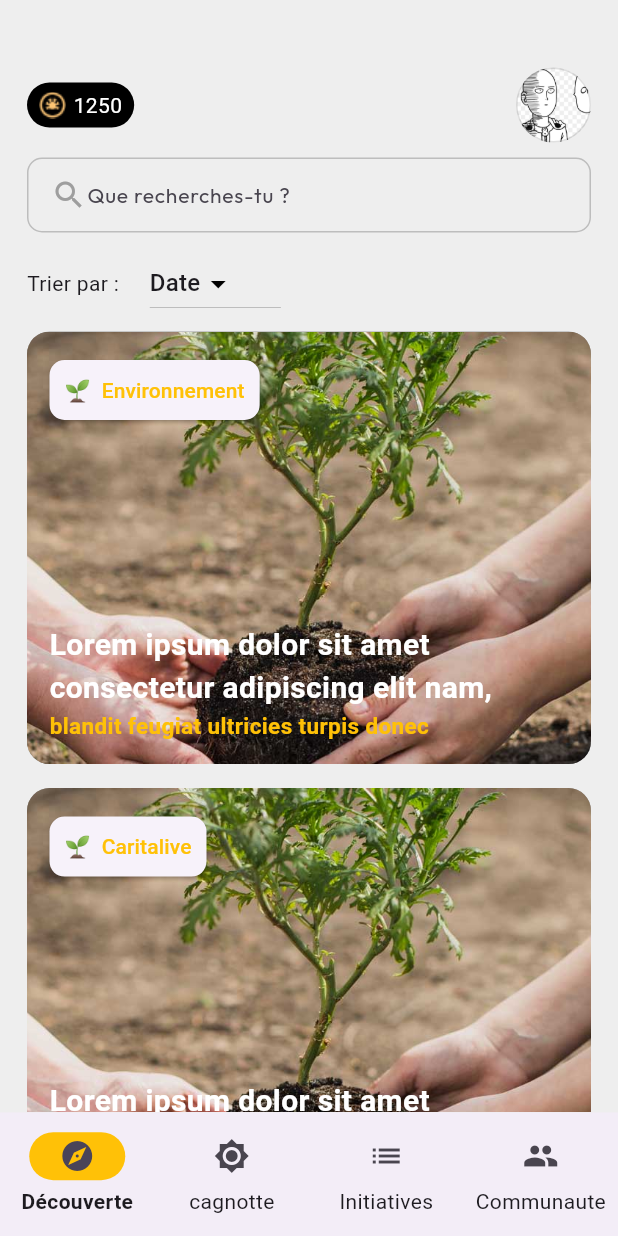
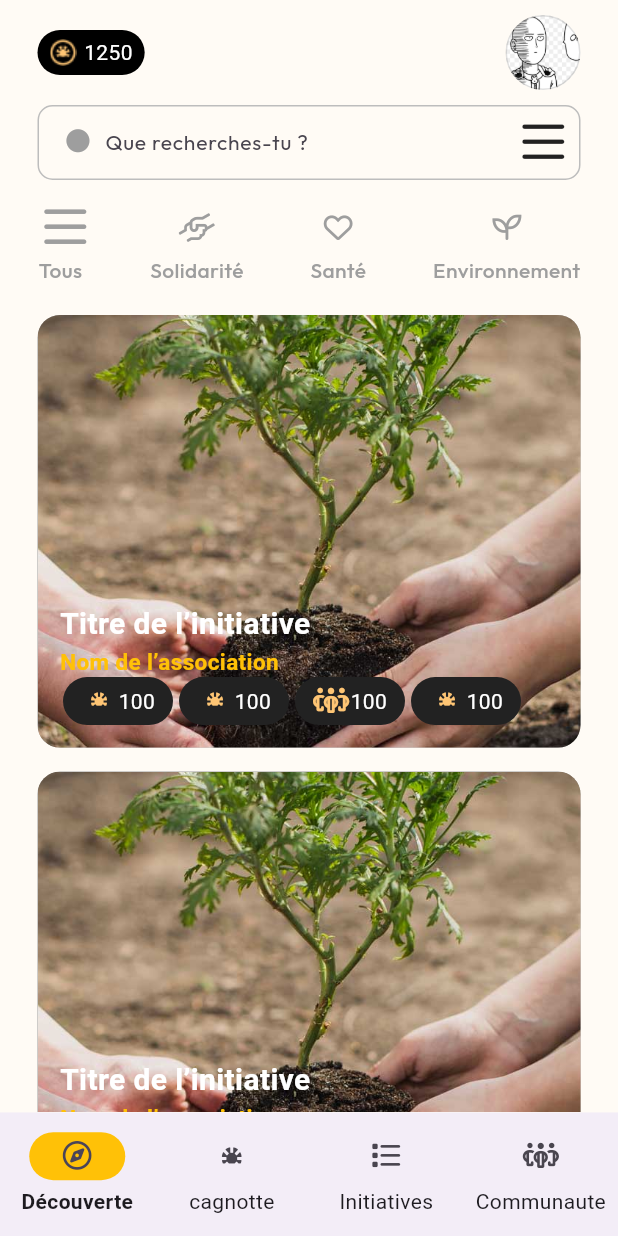
Before and after one commit to hllsebastian/alborada-demo, a Flutter app: the AlboradaPageView screen opened by its route, on a phone screen of 412 x 824 dp. Run offline on Flutter 3.47's test engine with Material 3 defaults, Android fonts, the phone set to English and light mode, and no system bars; our stand-ins replace google_fonts, smooth_page_indicator.

Commit message:
Updating UI

```diff
--- /dev/null
+++ b/lib/app/presentation/alborada_ui/icons/alborada_icons.dart
@@ -0,0 +1,46 @@
+/// Flutter icons MyFlutterApp
+/// Copyright (C) 2024 by original authors @ fluttericon.com, fontello.com
+/// This font was generated by FlutterIcon.com, which is derived from Fontello.
+///
+/// To use this font, place it in your fonts/ directory and include the
+/// following in your pubspec.yaml
+///
+/// flutter:
+///   fonts:
+///    - family:  MyFlutterApp
+///      fonts:
+///       - asset: fonts/MyFlutterApp.ttf
+///
+///
+///
+import 'package:flutter/widgets.dart';
+
+class AlboradaIcons {
+  AlboradaIcons._();
+
+  static const _kFontFam = 'AlboradaIcons';
+  static const String? _kFontPkg = null;
+
+  static const IconData health =
+      IconData(0xe800, fontFamily: _kFontFam, fontPackage: _kFontPkg);
+  static const IconData solidarity =
+      IconData(0xe801, fontFamily: _kFontFam, fontPackage: _kFontPkg);
+  static const IconData environement =
+      IconData(0xe802, fontFamily: _kFontFam, fontPackage: _kFontPkg);
+  static const IconData bars =
+      IconData(0xe803, fontFamily: _kFontFam, fontPackage: _kFontPkg);
+  static const IconData social =
+      IconData(0xe804, fontFamily: _kFontFam, fontPackage: _kFontPkg);
+  static const IconData list =
+      IconData(0xe805, fontFamily: _kFontFam, fontPackage: _kFontPkg);
+  static const IconData deseos =
+      IconData(0xe806, fontFamily: _kFontFam, fontPackage: _kFontPkg);
+  static const IconData compass =
+      IconData(0xe807, fontFamily: _kFontFam, fontPackage: _kFontPkg);
+  static const IconData search =
+      IconData(0xe808, fontFamily: _kFontFam, fontPackage: _kFontPkg);
+  static const IconData slidersHorizontal =
+      IconData(0xe809, fontFamily: _kFontFam, fontPackage: _kFontPkg);
+  static const IconData vector =
+      IconData(0xe80b, fontFamily: _kFontFam, fontPackage: _kFontPkg);
+}
--- a/lib/app/presentation/design/cards/initiative_action_card.dart
+++ b/lib/app/presentation/design/cards/initiative_action_card.dart
@@ -1,15 +1,16 @@
+import 'package:alborada_demo/app/presentation/alborada_ui/icons/alborada_icons.dart';
 import 'package:flutter/material.dart';
 
 class InitiativeActionCard extends StatelessWidget {
   const InitiativeActionCard({
     super.key,
     required this.type,
-    required this.description,
-    required this.phrase,
+    required this.initiativeName,
+    required this.associationName,
   });
   final String type;
-  final String description;
-  final String phrase;
+  final String initiativeName;
+  final String associationName;
 
   @override
   Widget build(BuildContext context) {
@@ -25,34 +26,86 @@ class InitiativeActionCard extends StatelessWidget {
         borderRadius: BorderRadius.circular(15),
         image: const DecorationImage(
           fit: BoxFit.cover,
-              image: AssetImage('assets/images/arbolito.jpg'))),
+          image: AssetImage('assets/images/arbolito.jpg'),
+        ),
+      ),
       child: Column(
         crossAxisAlignment: CrossAxisAlignment.start,
         children: [
-          ElevatedButton(
-            style: ElevatedButton.styleFrom(
-              padding: const EdgeInsets.symmetric(horizontal: 10),
-              shape: RoundedRectangleBorder(
-                borderRadius: BorderRadius.circular(10),
-              ),
-            ),
-            child: Text(
-              '🌱  $type',
-              style: const TextStyle(color: Colors.amber),
-            ),
-            onPressed: () {},
-          ),
+          // ElevatedButton(
+          //   style: ElevatedButton.styleFrom(
+          //     padding: const EdgeInsets.symmetric(horizontal: 10),
+          //     shape: RoundedRectangleBorder(
+          //       borderRadius: BorderRadius.circular(10),
+          //     ),
+          //   ),
+          //   child: Text(
+          //     '🌱  $type',
+          //     style: const TextStyle(color: Colors.amber),
+          //   ),
+          //   onPressed: () {},
+          // ),
           const Spacer(),
-          Text(description,
+          Text(
+            initiativeName,
             style: const TextStyle(
               color: Colors.white,
               fontSize: 20,
               fontWeight: FontWeight.bold,
-              )),
+            ),
+          ),
           Text(
-            phrase,
+            associationName,
             style: const TextStyle(
-                fontSize: 15, fontWeight: FontWeight.bold, color: Colors.amber),
+              fontSize: 15,
+              fontWeight: FontWeight.bold,
+              color: Colors.amber,
+            ),
+          ),
+          Row(
+            children: [
+              Row(
+                children: [
+                  _buildIconText(AlboradaIcons.deseos, '100'),
+                  // const SizedBox(width: 8),
+                  _buildIconText(AlboradaIcons.deseos, '100'),
+                  // const SizedBox(width: 8),
+                  _buildIconText(AlboradaIcons.social, '100'),
+                  // const SizedBox(width: 8),
+                  _buildIconText(AlboradaIcons.deseos, '100'),
+                  // _buildIconText(AlboradaIcons.deseos, '100'),
+                ],
+              ),
+            ],
+          ),
+        ],
+      ),
+    );
+  }
+
+  Widget _buildIconText(IconData icon, String text) {
+    return Container(
+      padding: const EdgeInsets.symmetric(vertical: 4, horizontal: 12),
+      margin: const EdgeInsets.symmetric(horizontal: 2),
+      decoration: BoxDecoration(
+        color: const Color(0xfff222222),
+        borderRadius: BorderRadius.circular(30),
+      ),
+      child: Row(
+        // mainAxisAlignment: MainAxisAlignment.spaceAround,
+        // mainAxisSize: MainAxisSize.min,
+        children: [
+          Icon(
+            icon,
+            // size: 20,
+            color: const Color(0xffffec574),
+          ),
+          const SizedBox(width: 1),
+          Text(
+            text,
+            style: const TextStyle(
+              color: Colors.white,
+            ),
           ),
         ],
       ),
--- a/lib/app/presentation/pages/alborada_page_view.dart
+++ b/lib/app/presentation/pages/alborada_page_view.dart
@@ -1,3 +1,4 @@
+import 'package:alborada_demo/app/presentation/alborada_ui/widgets/alborada_scaffold_widget.dart';
 import 'package:alborada_demo/app/presentation/pages/home/consts.dart';
 import 'package:flutter/material.dart';
 
@@ -12,8 +13,7 @@ class _AlboradaPageViewState extends State<AlboradaPageView> {
   int _selectedIndex = 0;
   @override
   Widget build(BuildContext context) {
-    return Scaffold(
-      backgroundColor: Colors.grey.shade200,
+    return AlboradaScaffoldWidget(
       bottomNavigationBar: NavigationBarTheme(
         data: NavigationBarThemeData(
             labelTextStyle: WidgetStateTextStyle.resolveWith((states) {
@@ -39,10 +39,7 @@ class _AlboradaPageViewState extends State<AlboradaPageView> {
           destinations: navigationBarItems,
         ),
       ),
-      body: Padding(
-        padding: const EdgeInsets.symmetric(horizontal: 18),
-        child: bodyWidget[_selectedIndex],
-      ),
+      body: bodyWidget[_selectedIndex],
     );
   }
 }
--- a/lib/app/presentation/pages/exchange/view/exchange_view.dart
+++ b/lib/app/presentation/pages/exchange/view/exchange_view.dart
@@ -9,7 +9,7 @@ class ExchangeView extends StatelessWidget {
     return ListView.builder(
       itemCount: 1,
       itemBuilder: (context, index) {
-        return ExchangeCard(
+        return const ExchangeCard(
           logo: 'logo',
           description: 'description',
           brand: 'brand',
--- a/lib/app/presentation/pages/home/consts.dart
+++ b/lib/app/presentation/pages/home/consts.dart
@@ -1,3 +1,4 @@
+import 'package:alborada_demo/app/presentation/alborada_ui/icons/alborada_icons.dart';
 import 'package:alborada_demo/app/presentation/pages/community/view/community_view.dart';
 import 'package:alborada_demo/app/presentation/pages/exchange/view/exchange_view.dart';
 import 'package:alborada_demo/app/presentation/pages/home/view/home_view.dart';
@@ -6,20 +7,39 @@ import 'package:flutter/material.dart' show Icon, Icons, NavigationDestination;
 
 const navigationBarItems = [
   NavigationDestination(
-    icon: Icon(Icons.explore),
+    icon: Icon(AlboradaIcons.compass),
     label: 'Découverte',
   ),
   NavigationDestination(
-    icon: Icon(Icons.brightness_7),
+    // TODO: Icon doesnt looks as the design
+    icon: Icon(size: 30, AlboradaIcons.deseos),
     label: 'cagnotte',
   ),
   NavigationDestination(
-    icon: Icon(Icons.list),
+    icon: Icon(AlboradaIcons.list),
     label: 'Initiatives',
   ),
   NavigationDestination(
-    icon: Icon(Icons.people),
+    icon: Icon(AlboradaIcons.social),
     label: 'Communaute',
+  ),
+];
+const tabItems = [
+  NavigationDestination(
+    icon: Icon(AlboradaIcons.bars),
+    label: 'Tous',
+  ),
+  NavigationDestination(
+    icon: Icon(AlboradaIcons.solidarity),
+    label: 'Solidarité',
+  ),
+  NavigationDestination(
+    icon: Icon(AlboradaIcons.health),
+    label: 'Santé',
+  ),
+  NavigationDestination(
+    icon: Icon(AlboradaIcons.environement),
+    label: 'Environnement',
   ),
 ];
 
--- a/lib/app/presentation/pages/home/view/find_initiative.dart
+++ b/lib/app/presentation/pages/home/view/find_initiative.dart
@@ -1,9 +1,7 @@
 part of 'home_view.dart';
 
 class _FindInitiative extends StatelessWidget {
-  const _FindInitiative({
-    super.key,
-  });
+  const _FindInitiative();
 
   @override
   Widget build(BuildContext context) {
@@ -14,13 +12,20 @@ class _FindInitiative extends StatelessWidget {
         decoration: InputDecoration(
           label: Row(children: [
             const Icon(
-              Icons.search,
+              // TODO: the icon it doesn't working out
+              AlboradaIcons.search,
               color: Colors.grey,
             ),
+            const SizedBox(width: 5),
             Text(
               AlboradaTexts.findInitiative,
               style: GoogleFonts.outfit(fontSize: 14),
-            )
+            ),
+            const Spacer(),
+            const Icon(
+              // TODO: the icon it doesn't working out
+              AlboradaIcons.bars,
+            ),
           ]),
           // border: OutlineInputBorder(
           //   borderRadius: BorderRadius.circular(5),
--- a/lib/app/presentation/pages/home/view/home_view.dart
+++ b/lib/app/presentation/pages/home/view/home_view.dart
@@ -1,12 +1,13 @@
+import 'package:alborada_demo/app/presentation/alborada_ui/icons/alborada_icons.dart';
 import 'package:alborada_demo/app/presentation/design/alborada_texts.dart';
 import 'package:alborada_demo/app/presentation/pages/home/widgets/Initiative_list.dart';
+import 'package:alborada_demo/app/presentation/pages/home/widgets/tabs.dart';
 import 'package:flutter/material.dart';
 import 'package:google_fonts/google_fonts.dart';
 
-// part 'alborada_navigation_bar.dart';
+part 'app_bar.dart';
+part 'find_initiative.dart';
 part 'find_initiative_by.dart';
-part 'find_initiative.dart';
-part 'app_bar.dart';
 
 class Homeview extends StatelessWidget {
   const Homeview({
@@ -17,10 +18,11 @@ class Homeview extends StatelessWidget {
   Widget build(BuildContext context) {
     return const Column(
       children: [
-        SizedBox(height: 45),
+        SizedBox(height: 10),
         _Appbar(),
         _FindInitiative(),
-        _FindInitiativeBy(),
+        Tabs(),
+        // _FindInitiativeBy(),
         InitiativeList(),
       ],
     );
--- a/lib/app/presentation/pages/home/widgets/initiative_list.dart
+++ b/lib/app/presentation/pages/home/widgets/initiative_list.dart
@@ -37,19 +37,19 @@ class InitiativeList extends StatelessWidget {
 
   @override
   Widget build(BuildContext context) {
-    return Expanded(
-      child: ListView.builder(
+    return ListView.builder(
+      shrinkWrap: true,
+      physics: const NeverScrollableScrollPhysics(),
       padding: EdgeInsets.zero,
       itemCount: listOfInitiatives.length,
       itemBuilder: (context, index) {
         final initiativeItem = listOfInitiatives[index];
         return InitiativeActionCard(
           type: initiativeItem.type,
-            description: initiativeItem.description,
-            phrase: initiativeItem.phrase,
+          initiativeName: 'Titre de l’initiative',
+          associationName: 'Nom de l’association',
         );
       },
-      ),
     );
   }
 }
--- /dev/null
+++ b/lib/app/presentation/pages/home/widgets/tabs.dart
@@ -0,0 +1,84 @@
+import 'package:alborada_demo/app/presentation/alborada_ui/icons/alborada_icons.dart';
+import 'package:flutter/material.dart';
+import 'package:google_fonts/google_fonts.dart';
+
+class Tabs extends StatefulWidget {
+  const Tabs({super.key});
+
+  @override
+  State<Tabs> createState() => _TabsState();
+}
+
+class _TabsState extends State<Tabs> {
+  String _selectedIcon = '';
+
+  void _onIconTap(String iconName) {
+    setState(() {
+      _selectedIcon = iconName;
+    });
+  }
+
+  @override
+  Widget build(BuildContext context) {
+    return Padding(
+      padding: const EdgeInsets.symmetric(vertical: 10),
+      child: Row(
+        mainAxisAlignment: MainAxisAlignment.spaceBetween,
+        children: [
+          _buildIconText('Tous', AlboradaIcons.bars),
+          _buildIconText('Solidarité', AlboradaIcons.solidarity),
+          _buildIconText('Santé', AlboradaIcons.health),
+          _buildIconText('Environnement', AlboradaIcons.environement),
+        ],
+      ),
+    );
+  }
+
+  Widget _buildIconText(String iconName, IconData icon) {
+    final isSelected = _selectedIcon == iconName;
+    final color = isSelected ? Colors.black : Colors.grey;
+
+    return GestureDetector(
+      onTap: () => _onIconTap(iconName),
+      child: Column(
+        mainAxisAlignment: MainAxisAlignment.spaceAround,
+        mainAxisSize: MainAxisSize.min,
+        children: [
+          Icon(
+            icon,
+            color: color,
+          ),
+          const SizedBox(height: 6),
+          LayoutBuilder(builder: (context, constraints) {
+            final textPainter = TextPainter(
+              text: TextSpan(
+                text: iconName,
+                style: const TextStyle(),
+              ),
+              maxLines: 1,
+              textDirection: TextDirection.ltr,
+            )..layout();
+            final textWidth = textPainter.size.width;
+            return Column(
+              children: [
+                Text(
+                  iconName,
+                  style: GoogleFonts.outfit(
+                    fontSize: 14,
+                    fontWeight: FontWeight.w500,
+                    color: isSelected ? Colors.black : Colors.grey,
+                  ),
+                ),
+                Container(
+                  height: 2.0,
+                  width: textWidth,
+                  color: isSelected ? Colors.black : Colors.transparent,
+                ),
+              ],
+            );
+          }),
+        ],
+      ),
+    );
+  }
+}
--- a/lib/app/presentation/pages/initiatives/view/initiatives_page.dart
+++ b/lib/app/presentation/pages/initiatives/view/initiatives_page.dart
@@ -12,7 +12,7 @@ class InitiativesView extends StatelessWidget {
         child: const ColoredBox(
           color: Colors.purple,
           child: Center(
-            child: const Text('Initiatives Exchange Page'),
+            child: Text('Initiatives Exchange Page'),
           ),
         ),
       ),
```
Also changed, not shown: pubspec.yaml (+4 -4 lines), assets/fonts/alborada_icons.ttf (added), pubspec.lock, 1 other file. Lines whose indentation alone changed are shown as unchanged.
